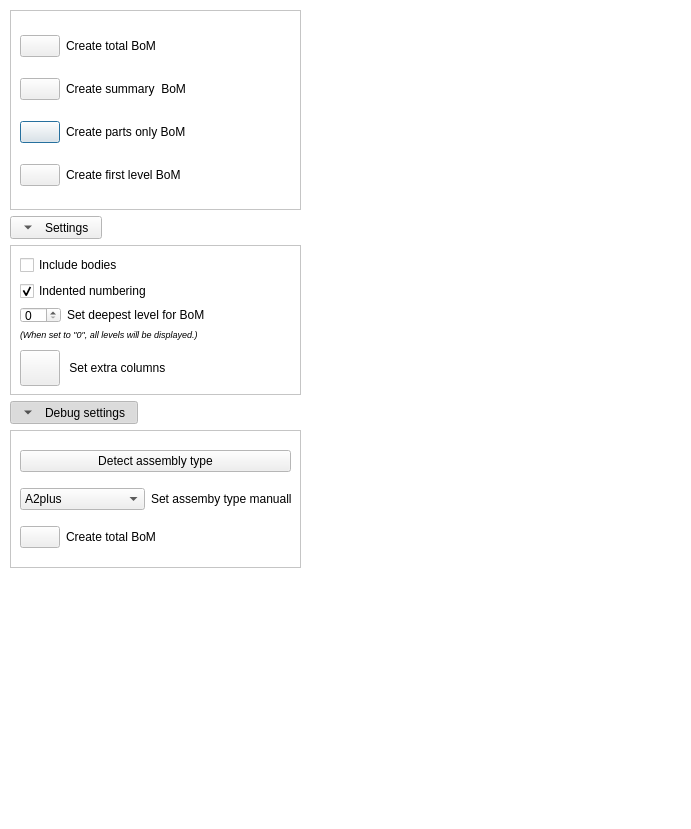
First picture: the form in Resources/UI/BoM_Panel.ui, repository APEbbers/BillOfMaterials-WB, before the edit.
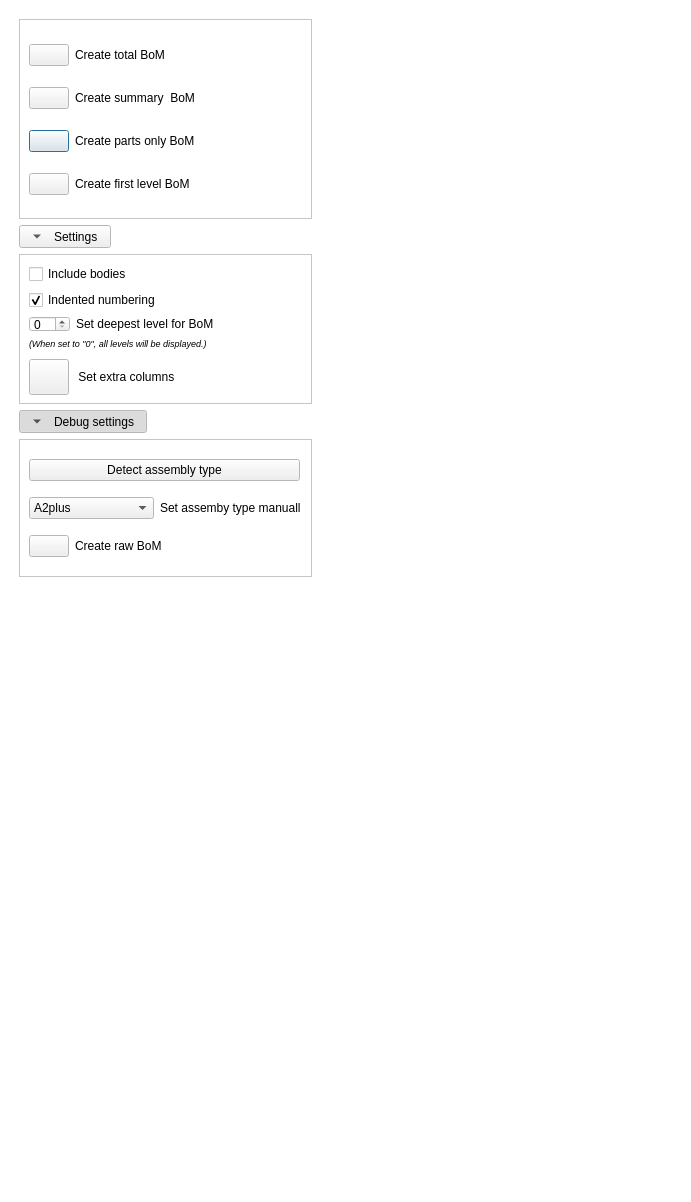
Second picture: the form after the edit. Icons and pictures are not drawn.

```diff
--- a/Resources/UI/BoM_Panel.ui
+++ b/Resources/UI/BoM_Panel.ui
@@ -7,7 +7,7 @@
     <x>0</x>
     <y>0</y>
     <width>691</width>
-    <height>829</height>
+    <height>1202</height>
    </rect>
   </property>
   <property name="sizePolicy">
@@ -95,13 +95,13 @@
   <property name="modal">
    <bool>true</bool>
   </property>
-  <widget class="QWidget" name="layoutWidget">
+  <widget class="QFrame" name="frame">
    <property name="geometry">
     <rect>
      <x>10</x>
      <y>10</y>
-     <width>291</width>
-     <height>662</height>
+     <width>311</width>
+     <height>591</height>
     </rect>
    </property>
    <layout class="QVBoxLayout" name="verticalLayout">
@@ -654,7 +654,7 @@
           <item row="0" column="1">
            <widget class="QLabel" name="label_5">
             <property name="text">
-             <string>Create total BoM</string>
+             <string>Create raw BoM</string>
             </property>
            </widget>
           </item>
@@ -672,7 +672,7 @@
       <property name="sizeHint" stdset="0">
        <size>
         <width>20</width>
-        <height>40</height>
+        <height>100</height>
        </size>
       </property>
      </spacer>
```
Left out of the diff: 35 changed lines with no effect on the pictures.
